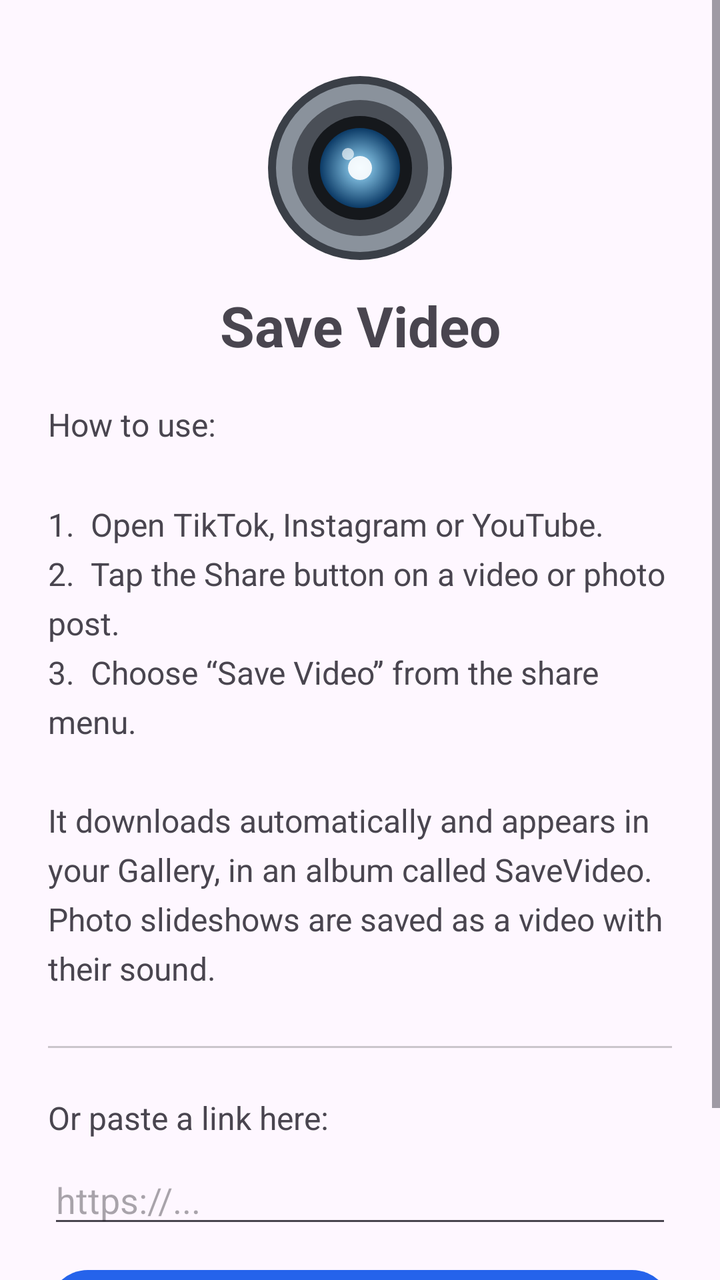
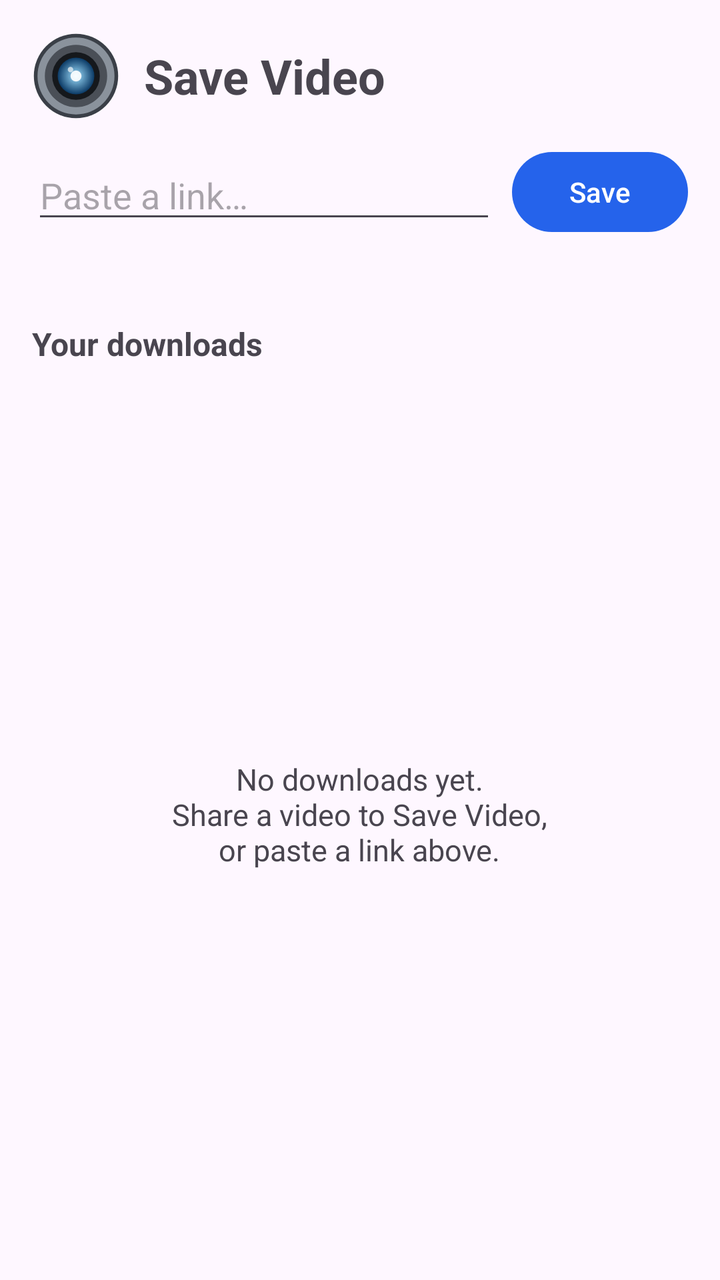

The first picture is an Android layout as it rendered before a commit; the second is the same layout after the commit. The layout source and the unified diff follow.
<!-- AndroidManifest.xml: application theme Theme.SaveVideo -->
<!-- res/layout/activity_main.xml -->
<?xml version="1.0" encoding="utf-8"?>
<ScrollView xmlns:android="http://schemas.android.com/apk/res/android"
    android:layout_width="match_parent"
    android:layout_height="match_parent"
    android:fillViewport="true">

    <LinearLayout
        android:layout_width="match_parent"
        android:layout_height="wrap_content"
        android:orientation="vertical"
        android:padding="24dp">

        <ImageView
            android:layout_width="96dp"
            android:layout_height="96dp"
            android:layout_gravity="center_horizontal"
            android:layout_marginTop="12dp"
            android:src="@drawable/ic_logo"
            android:contentDescription="@string/app_name" />

        <TextView
            android:layout_width="match_parent"
            android:layout_height="wrap_content"
            android:text="@string/app_name"
            android:textSize="28sp"
            android:textStyle="bold"
            android:gravity="center"
            android:paddingTop="12dp"
            android:paddingBottom="20dp" />

        <TextView
            android:layout_width="match_parent"
            android:layout_height="wrap_content"
            android:textSize="16sp"
            android:lineSpacingMultiplier="1.3"
            android:text="How to use:\n\n1.  Open TikTok, Instagram or YouTube.\n2.  Tap the Share button on a video or photo post.\n3.  Choose “Save Video” from the share menu.\n\nIt downloads automatically and appears in your Gallery, in an album called SaveVideo. Photo slideshows are saved as a video with their sound." />

        <View
            android:layout_width="match_parent"
            android:layout_height="1dp"
            android:background="#33000000"
            android:layout_marginTop="28dp"
            android:layout_marginBottom="24dp" />

        <TextView
            android:layout_width="wrap_content"
            android:layout_height="wrap_content"
            android:text="Or paste a link here:"
            android:textSize="16sp"
            android:paddingBottom="8dp" />

        <EditText
            android:id="@+id/urlInput"
            android:layout_width="match_parent"
            android:layout_height="wrap_content"
            android:hint="https://..."
            android:inputType="textUri"
            android:autofillHints="" />

        <Button
            android:id="@+id/downloadBtn"
            android:layout_width="match_parent"
            android:layout_height="wrap_content"
            android:layout_marginTop="12dp"
            android:text="Download" />

        <TextView
            android:id="@+id/status"
            android:layout_width="match_parent"
            android:layout_height="wrap_content"
            android:layout_marginTop="16dp"
            android:textSize="15sp"
            android:text="" />

    </LinearLayout>
</ScrollView>
<!-- resources referenced by this layout -->
<resources>
  <!-- drawable ic_logo (drawable) -->
  <vector xmlns:android="http://schemas.android.com/apk/res/android"
      xmlns:aapt="http://schemas.android.com/aapt"
      android:width="96dp"
      android:height="96dp"
      android:viewportWidth="96"
      android:viewportHeight="96">
  
      
      <path android:fillColor="#3A3F47"
          android:pathData="M2,48 a46,46 0 1,0 92,0 a46,46 0 1,0 -92,0 Z" />
      <path android:fillColor="#8A929C"
          android:pathData="M6,48 a42,42 0 1,0 84,0 a42,42 0 1,0 -84,0 Z" />
      <path android:fillColor="#4A4F57"
          android:pathData="M14,48 a34,34 0 1,0 68,0 a34,34 0 1,0 -68,0 Z" />
      <path android:fillColor="#15181C"
          android:pathData="M22,48 a26,26 0 1,0 52,0 a26,26 0 1,0 -52,0 Z" />
  
      
      <path android:pathData="M28,48 a20,20 0 1,0 40,0 a20,20 0 1,0 -40,0 Z">
          <aapt:attr name="android:fillColor">
              <gradient android:type="radial"
                  android:centerX="48" android:centerY="48" android:gradientRadius="20"
                  android:startColor="#9FE0FF" android:endColor="#0B3A66" />
          </aapt:attr>
      </path>
  
      
      <path android:fillColor="#FFFFFF" android:fillAlpha="0.9"
          android:pathData="M42,48 a6,6 0 1,0 12,0 a6,6 0 1,0 -12,0 Z" />
      <path android:fillColor="#FFFFFF" android:fillAlpha="0.65"
          android:pathData="M39,41 a3,3 0 1,0 6,0 a3,3 0 1,0 -6,0 Z" />
  </vector>
  <string name="app_name">Save Video</string>
  <style name="Theme.SaveVideo" parent="Theme.Material3.DayNight.NoActionBar">
          <item name="colorPrimary">@color/brand</item>
          <item name="colorPrimaryVariant">@color/brand_dark</item>
      </style>
  <color name="brand">#2563EB</color>
  <color name="brand_dark">#1D4ED8</color>
</resources>

<!-- the commit's change to res/layout/activity_main.xml (unified diff, before → after) -->
@@ -1,76 +1,96 @@
 <?xml version="1.0" encoding="utf-8"?>
-<ScrollView xmlns:android="http://schemas.android.com/apk/res/android"
+<LinearLayout xmlns:android="http://schemas.android.com/apk/res/android"
     android:layout_width="match_parent"
     android:layout_height="match_parent"
-    android:fillViewport="true">
+    android:orientation="vertical"
+    android:padding="16dp">
 
     <LinearLayout
         android:layout_width="match_parent"
         android:layout_height="wrap_content"
-        android:orientation="vertical"
-        android:padding="24dp">
+        android:orientation="horizontal"
+        android:gravity="center_vertical"
+        android:paddingBottom="12dp">
 
         <ImageView
-            android:layout_width="96dp"
-            android:layout_height="96dp"
-            android:layout_gravity="center_horizontal"
-            android:layout_marginTop="12dp"
+            android:layout_width="44dp"
+            android:layout_height="44dp"
             android:src="@drawable/ic_logo"
             android:contentDescription="@string/app_name" />
 
         <TextView
-            android:layout_width="match_parent"
-            android:layout_height="wrap_content"
-            android:text="@string/app_name"
-            android:textSize="28sp"
-            android:textStyle="bold"
-            android:gravity="center"
-            android:paddingTop="12dp"
-            android:paddingBottom="20dp" />
-
-        <TextView
-            android:layout_width="match_parent"
-            android:layout_height="wrap_content"
-            android:textSize="16sp"
-            android:lineSpacingMultiplier="1.3"
-            android:text="How to use:\n\n1.  Open TikTok, Instagram or YouTube.\n2.  Tap the Share button on a video or photo post.\n3.  Choose “Save Video” from the share menu.\n\nIt downloads automatically and appears in your Gallery, in an album called SaveVideo. Photo slideshows are saved as a video with their sound." />
-
-        <View
-            android:layout_width="match_parent"
-            android:layout_height="1dp"
-            android:background="#33000000"
-            android:layout_marginTop="28dp"
-            android:layout_marginBottom="24dp" />
-
-        <TextView
             android:layout_width="wrap_content"
             android:layout_height="wrap_content"
-            android:text="Or paste a link here:"
-            android:textSize="16sp"
-            android:paddingBottom="8dp" />
+            android:layout_marginStart="12dp"
+            android:text="@string/app_name"
+            android:textSize="24sp"
+            android:textStyle="bold" />
+    </LinearLayout>
+
+    <LinearLayout
+        android:layout_width="match_parent"
+        android:layout_height="wrap_content"
+        android:orientation="horizontal"
+        android:gravity="center_vertical">
 
         <EditText
             android:id="@+id/urlInput"
-            android:layout_width="match_parent"
+            android:layout_width="0dp"
             android:layout_height="wrap_content"
-            android:hint="https://..."
+            android:layout_weight="1"
+            android:hint="Paste a link…"
             android:inputType="textUri"
+            android:maxLines="1"
             android:autofillHints="" />
 
         <Button
             android:id="@+id/downloadBtn"
+            android:layout_width="wrap_content"
+            android:layout_height="wrap_content"
+            android:layout_marginStart="8dp"
+            android:text="Save" />
+    </LinearLayout>
+
+    <TextView
+        android:id="@+id/status"
+        android:layout_width="match_parent"
+        android:layout_height="wrap_content"
+        android:paddingTop="6dp"
+        android:paddingBottom="6dp"
+        android:textSize="14sp"
+        android:text="" />
+
+    <TextView
+        android:layout_width="match_parent"
+        android:layout_height="wrap_content"
+        android:text="Your downloads"
+        android:textStyle="bold"
+        android:textSize="16sp"
+        android:paddingTop="10dp"
+        android:paddingBottom="8dp" />
+
+    <FrameLayout
+        android:layout_width="match_parent"
+        android:layout_height="0dp"
+        android:layout_weight="1">
+
+        <GridView
+            android:id="@+id/grid"
             android:layout_width="match_parent"
-            android:layout_height="wrap_content"
-            android:layout_marginTop="12dp"
-            android:text="Download" />
+            android:layout_height="match_parent"
+            android:numColumns="3"
+            android:horizontalSpacing="6dp"
+            android:verticalSpacing="6dp"
+            android:stretchMode="columnWidth"
+            android:clipToPadding="false" />
 
         <TextView
-            android:id="@+id/status"
-            android:layout_width="match_parent"
+            android:id="@+id/empty"
+            android:layout_width="wrap_content"
             android:layout_height="wrap_content"
-            android:layout_marginTop="16dp"
+            android:layout_gravity="center"
+            android:gravity="center"
             android:textSize="15sp"
-            android:text="" />
-
-    </LinearLayout>
-</ScrollView>
+            android:text="No downloads yet.\nShare a video to Save Video,\nor paste a link above." />
+    </FrameLayout>
+</LinearLayout>
